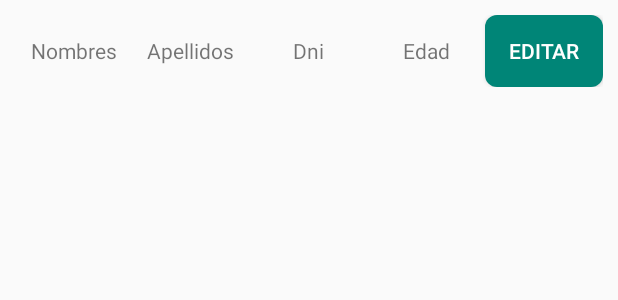
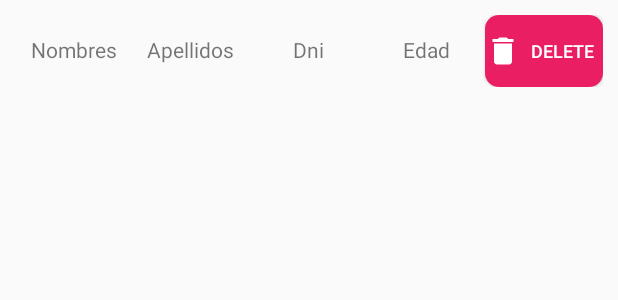
Before and after one commit to Leodanperez/Personal, an Android app: the layout item_main.xml on its own in the app's theme, with its tools: preview values and no code run, on a phone screen of 412 x 824 dp. Shown: the top 300 px of the screen. Run offline under Robolectric (Android 15) with nearby library versions, the phone set to English and light mode, and no system bars.

Commit message:
actualizado y modificado

```diff
--- a/app/src/main/java/com/example/personal/dao/PersonaDAO.java
+++ b/app/src/main/java/com/example/personal/dao/PersonaDAO.java
@@ -65,7 +65,7 @@ public class PersonaDAO {
                 PersonaModel.NAME_FIELD,
                 PersonaModel.APELLIDO_FIELD,
                 PersonaModel.DNI_FIELD,
-                PersonaModel.EDAD_FIELD
+                PersonaModel.EDAD_FIELD,
         };
         openDB();
         Cursor cursor = sqLiteDatabase.query(PersonaModel.TABLE_NAME,column,null,
@@ -84,7 +84,7 @@ public class PersonaDAO {
         persona.setNombre(cursor.getString(1));
         persona.setApellido(cursor.getString(2));
         persona.setDni(cursor.getString(3));
-        persona.setEdad(cursor.getInt(4));
+        persona.setEdad(cursor.getString(4));
         return persona;
     }
 
--- a/app/src/main/java/com/example/personal/db/AdminSQLiteOpenHelper.java
+++ b/app/src/main/java/com/example/personal/db/AdminSQLiteOpenHelper.java
@@ -16,7 +16,7 @@ public class AdminSQLiteOpenHelper extends SQLiteOpenHelper {
             PersonaModel.NAME_FIELD+" text not null, "+
             PersonaModel.APELLIDO_FIELD+" text not null, "+
             PersonaModel.DNI_FIELD+" text not null, "+
-            PersonaModel.EDAD_FIELD+" int not null )";
+            PersonaModel.EDAD_FIELD+" text not null )";
 
 
     public AdminSQLiteOpenHelper(Context context) {
--- /dev/null
+++ b/app/src/main/res/drawable/buton_delete.xml
@@ -0,0 +1,7 @@
+<?xml version="1.0" encoding="utf-8"?>
+<shape xmlns:android="http://schemas.android.com/apk/res/android"
+    android:shape="rectangle">
+    <solid android:color="#E91E63"/>
+    <corners android:radius="9dp"/>
+
+</shape>
--- /dev/null
+++ b/app/src/main/res/drawable/ic_delete.xml
@@ -0,0 +1,5 @@
+<vector android:height="24dp" android:tint="#FFFFFF"
+    android:viewportHeight="24.0" android:viewportWidth="24.0"
+    android:width="24dp" xmlns:android="http://schemas.android.com/apk/res/android">
+    <path android:fillColor="#FF000000" android:pathData="M6,19c0,1.1 0.9,2 2,2h8c1.1,0 2,-0.9 2,-2V7H6v12zM19,4h-3.5l-1,-1h-5l-1,1H5v2h14V4z"/>
+</vector>
--- a/app/src/main/res/layout/activity_main.xml
+++ b/app/src/main/res/layout/activity_main.xml
@@ -113,7 +113,7 @@
         android:text="@string/save"
         android:textColor="@android:color/white"
         android:layout_margin="8dp"
-        android:background="@drawable/border_buton"
+        android:background="@drawable/buton_add"
         android:layout_width="match_parent"
         android:layout_height="wrap_content" />
 
--- a/app/src/main/res/layout/activity_ver_personal.xml
+++ b/app/src/main/res/layout/activity_ver_personal.xml
@@ -16,7 +16,7 @@
         android:textColor="@android:color/white"
         android:layout_margin="8dp"
         android:onClick="irRegistroPersona"
-        android:background="@drawable/border_buton"
+        android:background="@drawable/buton_add"
         android:layout_width="match_parent"
         android:layout_height="wrap_content" />
 
--- a/app/src/main/res/layout/item_main.xml
+++ b/app/src/main/res/layout/item_main.xml
@@ -40,12 +40,14 @@
         android:layout_height="wrap_content" />
 
     <Button
-        android:id="@+id/butonEditar"
-        android:text="@string/editar"
+        android:drawableStart="@drawable/ic_delete"
+        android:id="@+id/butonEliminar"
+        android:text="@string/delete"
         android:layout_weight="1"
+        android:textSize="12sp"
         android:layout_width="0dp"
         android:layout_height="wrap_content"
         android:textColor="@android:color/white"
-        android:background="@drawable/border_buton"/>
+        android:background="@drawable/buton_delete"/>
 
 </LinearLayout>
--- a/app/src/main/res/values/strings.xml
+++ b/app/src/main/res/values/strings.xml
@@ -8,5 +8,5 @@
     <string name="save">Guardar</string>
     <string name="search">Buscar</string>
     <string name="register">registrar</string>
-    <string name="editar">editar</string>
+    <string name="delete">delete</string>
 </resources>
```
Also changed, not shown: app/src/main/java/com/example/personal/MainActivity.java (+4 -4 lines), app/src/main/java/com/example/personal/adapter/PersonaAdapter.java (+18 -14 lines), app/src/main/java/com/example/personal/models/PersonaModel.java (+5 -5 lines), app/src/main/res/drawable/buton_add.xml (added, +7 -0 lines).
